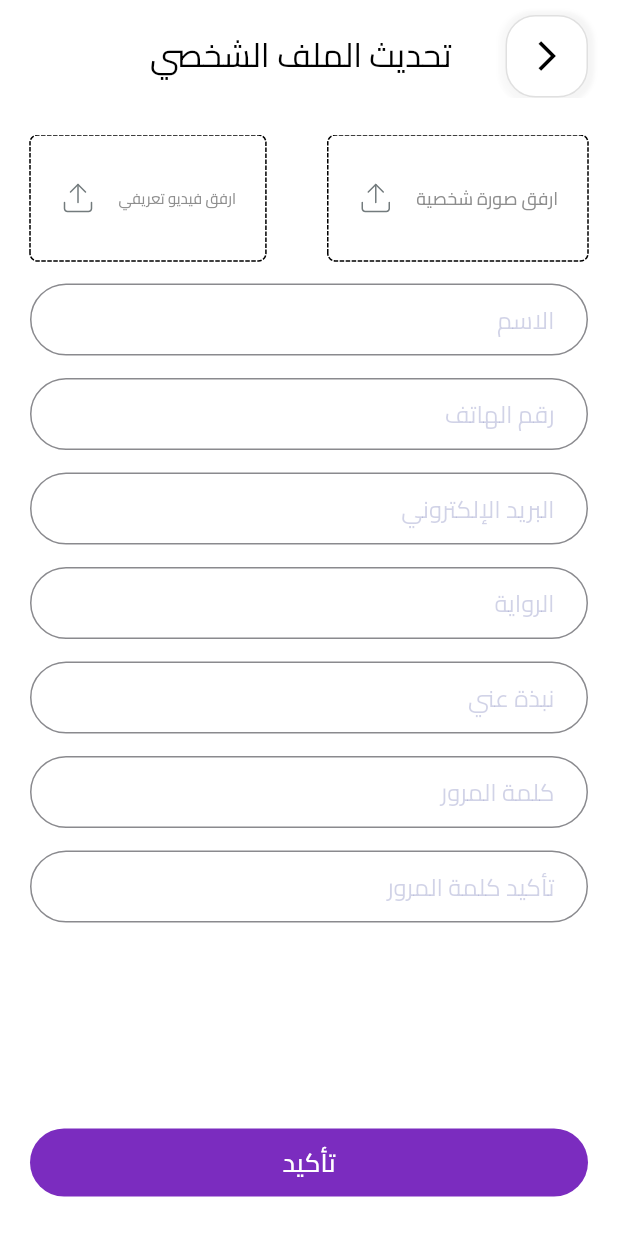
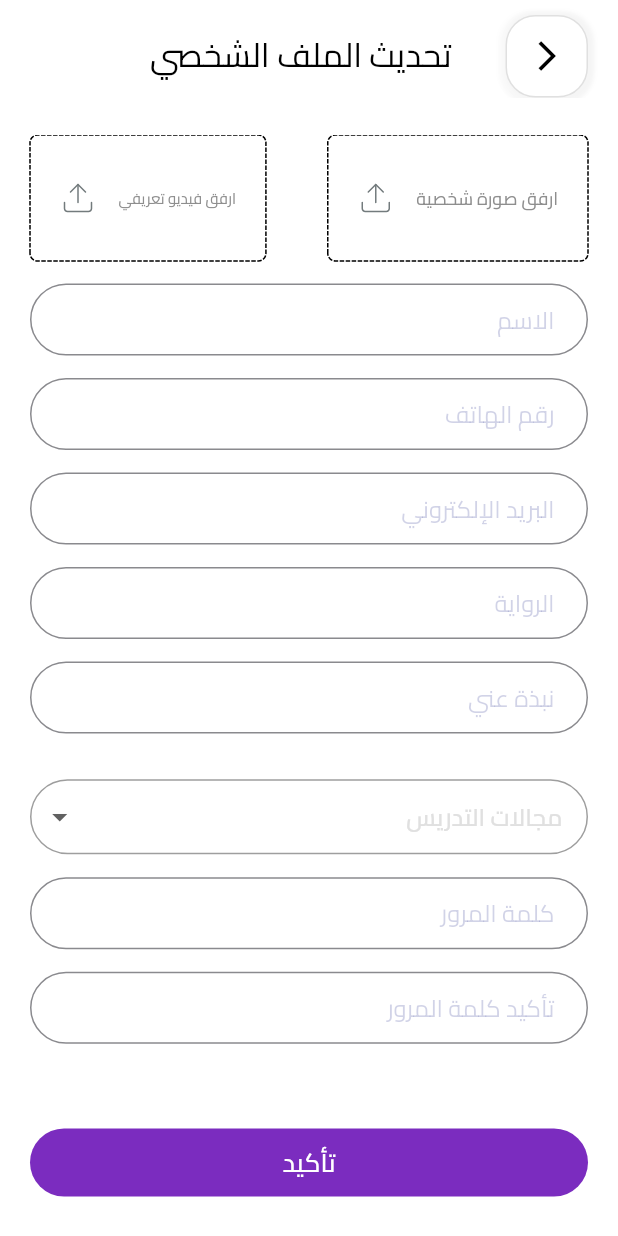
Before and after one commit to mohamedhanyyy/Q-versos, a Flutter app: the TeacherEditProfileScreen screen opened directly, on a phone screen of 412 x 824 dp. Run offline on Flutter 3.47's test engine with Material 3 defaults, Android fonts, the phone set to English and light mode, and no system bars; drawn by our look-alikes of dotted_border; our stand-ins replace awesome_dialog, dio, easy_localization, flutter_rating_bar, flutter_screenutil, flutter_svg and 4 more; missing offline and left inert: custom_line_indicator_bottom_navbar.

Commit message:
first commit

```diff
--- a/lib/features/teacher/account/screens/edit_profile_screen.dart
+++ b/lib/features/teacher/account/screens/edit_profile_screen.dart
@@ -1,5 +1,6 @@
 import 'package:dotted_border/dotted_border.dart';
 import 'package:flutter/material.dart';
+import 'package:flutter_screenutil/flutter_screenutil.dart';
 import 'package:flutter_svg/svg.dart';
 import 'package:untitled/shared/widgets/back_button.dart';
 
@@ -115,6 +116,28 @@ class _TeacherEditProfileScreenState extends State<TeacherEditProfileScreen> {
                       hintText: 'نبذة عني',
                       controller: TextEditingController()),
                 ),
+                Container(
+                  margin: EdgeInsets.symmetric(vertical: 15.h),
+                  decoration: BoxDecoration(
+                      borderRadius: BorderRadius.circular(30),
+                      border: Border.all(
+                        color: Colors.grey.shade500,
+                      )
+
+                  ),
+                  child: DropdownButton(
+                    padding: EdgeInsets.only(right: 14.w,left: 6.w),
+                    hint: Text('مجالات التدريس',style: TextStyle(
+                        color: Colors.grey.shade300
+                    ),),
+                    isExpanded: true,
+                    underline: const SizedBox.shrink(),
+                    onChanged: (val){
+
+                    },
+                    items: ['test', 'test','test'].map((e) =>DropdownMenuItem(child: Text(e),value: e,)).toList(),
+                  ),
+                ),
 
                 CustomTextField(
                     hintText: 'كلمة المرور',
```
Also changed, not shown: lib/features/teacher/home/teacher_home_screen.dart (+8 -3 lines).
